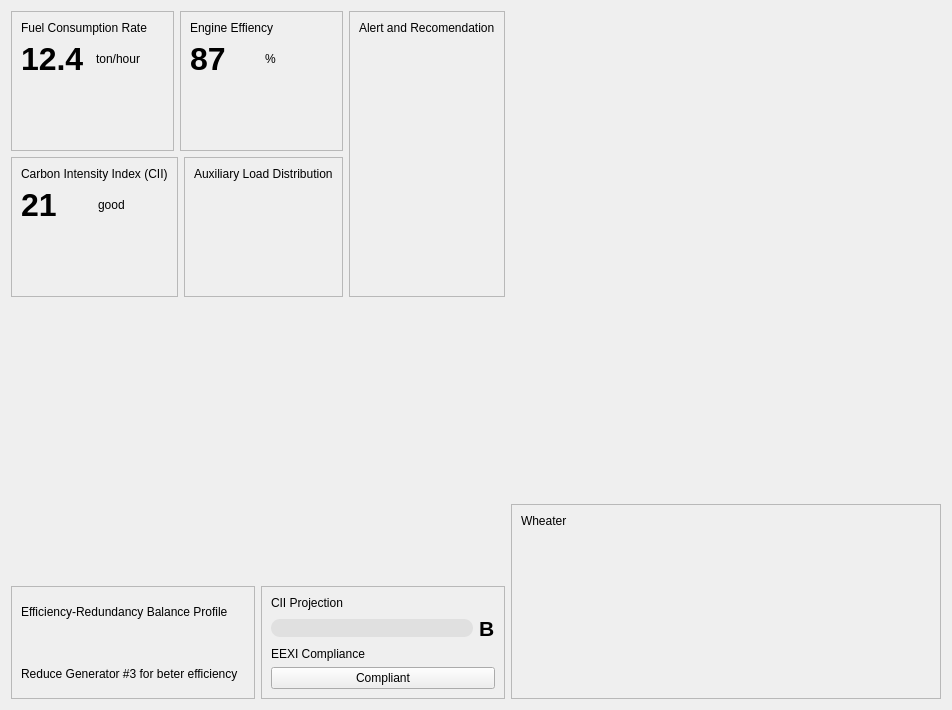
Old version of the form src/ui/Pages/DashboardPage.ui in the repository alviansm/S-Core.
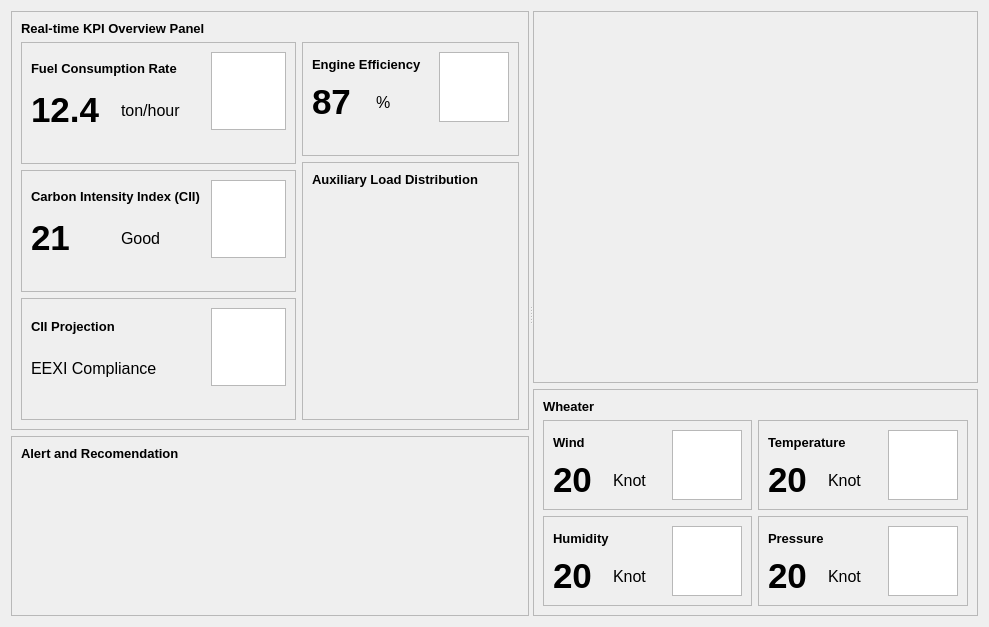
New version of the form.

What changed in the file:
```diff
--- a/src/ui/Pages/DashboardPage.ui
+++ b/src/ui/Pages/DashboardPage.ui
@@ -6,24 +6,47 @@
    <rect>
     <x>0</x>
     <y>0</y>
-    <width>952</width>
-    <height>710</height>
+    <width>989</width>
+    <height>627</height>
    </rect>
   </property>
   <property name="windowTitle">
    <string>Form</string>
   </property>
-  <layout class="QVBoxLayout" name="verticalLayout_13">
+  <layout class="QVBoxLayout" name="verticalLayout_31">
    <item>
-    <layout class="QHBoxLayout" name="horizontalLayout_9" stretch="6,10">
+    <widget class="QSplitter" name="splitter">
+     <property name="orientation">
+      <enum>Qt::Orientation::Horizontal</enum>
+     </property>
+     <widget class="QWidget" name="">
+      <layout class="QVBoxLayout" name="verticalLayout_29" stretch="7,3">
      <item>
-      <layout class="QVBoxLayout" name="verticalLayout_12">
+        <widget class="QFrame" name="frame_9">
+         <property name="frameShape">
+          <enum>QFrame::Shape::StyledPanel</enum>
+         </property>
+         <property name="frameShadow">
+          <enum>QFrame::Shadow::Raised</enum>
+         </property>
+         <layout class="QVBoxLayout" name="verticalLayout_6">
        <item>
-        <layout class="QHBoxLayout" name="horizontalLayout_7">
+           <widget class="QLabel" name="label_18">
+            <property name="font">
+             <font>
+              <pointsize>10</pointsize>
+              <bold>true</bold>
+             </font>
+            </property>
+            <property name="text">
+             <string>Real-time KPI Overview Panel</string>
+            </property>
+           </widget>
+          </item>
          <item>
-          <layout class="QVBoxLayout" name="verticalLayout_10">
+           <layout class="QHBoxLayout" name="horizontalLayout_2">
            <item>
-            <layout class="QHBoxLayout" name="horizontalLayout_5">
+             <layout class="QVBoxLayout" name="verticalLayout_2">
              <item>
               <widget class="QFrame" name="frame">
                <property name="frameShape">
@@ -32,9 +55,19 @@
                <property name="frameShadow">
                 <enum>QFrame::Shadow::Raised</enum>
                </property>
-               <layout class="QVBoxLayout" name="verticalLayout" stretch="0,1,4,0">
+                <layout class="QVBoxLayout" name="verticalLayout_11">
+                 <item>
+                  <layout class="QHBoxLayout" name="horizontalLayout_5" stretch="7,3">
+                   <item>
+                    <layout class="QVBoxLayout" name="verticalLayout">
                 <item>
                  <widget class="QLabel" name="label">
+                       <property name="font">
+                        <font>
+                         <pointsize>10</pointsize>
+                         <bold>true</bold>
+                        </font>
+                       </property>
                   <property name="text">
                    <string>Fuel Consumption Rate</string>
                   </property>
@@ -46,7 +79,7 @@
                    <widget class="QLabel" name="label_2">
                     <property name="font">
                      <font>
-                      <pointsize>24</pointsize>
+                           <pointsize>26</pointsize>
                       <bold>true</bold>
                      </font>
                     </property>
@@ -57,6 +90,11 @@
                   </item>
                   <item>
                    <widget class="QLabel" name="label_3">
+                         <property name="font">
+                          <font>
+                           <pointsize>12</pointsize>
+                          </font>
+                         </property>
                     <property name="text">
                      <string>ton/hour</string>
                     </property>
@@ -64,6 +102,15 @@
                   </item>
                  </layout>
                 </item>
+                    </layout>
+                   </item>
+                   <item>
+                    <widget class="QGraphicsView" name="graphicsViewFuel"/>
+                   </item>
+                  </layout>
+                 </item>
+                 <item>
+                  <layout class="QVBoxLayout" name="verticalLayout_10">
                 <item>
                  <widget class="QSlider" name="horizontalSlider">
                   <property name="styleSheet">
@@ -112,164 +159,53 @@
 }</string>
                   </property>
                   <property name="value">
-                   <number>70</number>
+                      <number>99</number>
                   </property>
                   <property name="orientation">
                    <enum>Qt::Orientation::Horizontal</enum>
                   </property>
                  </widget>
                 </item>
-                <item>
-                 <spacer name="verticalSpacer_4">
-                  <property name="orientation">
-                   <enum>Qt::Orientation::Vertical</enum>
-                  </property>
-                  <property name="sizeHint" stdset="0">
-                   <size>
-                    <width>20</width>
-                    <height>40</height>
-                   </size>
-                  </property>
-                 </spacer>
+                  </layout>
                 </item>
                </layout>
               </widget>
              </item>
              <item>
-              <widget class="QFrame" name="frame_2">
+               <widget class="QFrame" name="frame_11">
                <property name="frameShape">
                 <enum>QFrame::Shape::StyledPanel</enum>
                </property>
                <property name="frameShadow">
                 <enum>QFrame::Shadow::Raised</enum>
                </property>
-               <layout class="QVBoxLayout" name="verticalLayout_2" stretch="0,1,4,0">
+                <layout class="QVBoxLayout" name="verticalLayout_15">
                 <item>
-                 <widget class="QLabel" name="label_4">
-                  <property name="text">
-                   <string>Engine Effiency</string>
-                  </property>
-                 </widget>
-                </item>
+                  <layout class="QVBoxLayout" name="verticalLayout_16">
                 <item>
-                 <layout class="QHBoxLayout" name="horizontalLayout_2">
+                    <layout class="QHBoxLayout" name="horizontalLayout_10" stretch="7,3">
                   <item>
-                   <widget class="QLabel" name="label_5">
+                      <layout class="QVBoxLayout" name="verticalLayout_17">
+                       <item>
+                        <widget class="QLabel" name="label_22">
                     <property name="font">
                      <font>
-                      <pointsize>24</pointsize>
+                           <pointsize>10</pointsize>
                       <bold>true</bold>
                      </font>
                     </property>
-                    <property name="text">
-                     <string>87</string>
-                    </property>
-                   </widget>
-                  </item>
-                  <item>
-                   <widget class="QLabel" name="label_6">
-                    <property name="text">
-                     <string>%</string>
-                    </property>
-                   </widget>
-                  </item>
-                 </layout>
-                </item>
-                <item>
-                 <widget class="QSlider" name="horizontalSlider_2">
-                  <property name="styleSheet">
-                   <string notr="true">QSlider:horizontal {
-    height: 18px;
-    background: transparent;
-}
-
-QSlider::groove:horizontal {
-    height: 18px;
-    border-radius: 9px;
-    border: none;
-    background-color: transparent;
-}
-
-QSlider::sub-page:horizontal {
-    background: qlineargradient(x1:0, y1:0, x2:1, y2:0,
-                                stop:0 #FF9A8B, stop:1 #00B472);
-    border-radius: 9px;
-    height: 18px;
-    border: none;
-}
-
-QSlider::add-page:horizontal {
-    background: transparent;
-    border-radius: 9px;
-    height: 18px;
-    border: none;
-}
-
-QSlider::handle:horizontal {
-    width: 0px;
-    height: 0px;
-    background: transparent;
-    border: none;
-    margin: 0px 0px;
-}
-
-/* Kondisi saat nilai slider adalah 0 */
-QSlider:horizontal[value=&quot;0&quot;]::sub-page {
-    background: transparent;
-    border: none;
-}</string>
-                  </property>
-                  <property name="value">
-                   <number>87</number>
-                  </property>
-                  <property name="orientation">
-                   <enum>Qt::Orientation::Horizontal</enum>
-                  </property>
-                 </widget>
-                </item>
-                <item>
-                 <spacer name="verticalSpacer_3">
-                  <property name="orientation">
-                   <enum>Qt::Orientation::Vertical</enum>
-                  </property>
-                  <property name="sizeHint" stdset="0">
-                   <size>
-                    <width>20</width>
-                    <height>40</height>
-                   </size>
-                  </property>
-                 </spacer>
-                </item>
-               </layout>
-              </widget>
-             </item>
-            </layout>
-           </item>
-           <item>
-            <layout class="QHBoxLayout" name="horizontalLayout_6">
-             <item>
-              <widget class="QFrame" name="frame_4">
-               <property name="frameShape">
-                <enum>QFrame::Shape::StyledPanel</enum>
-               </property>
-               <property name="frameShadow">
-                <enum>QFrame::Shadow::Raised</enum>
-               </property>
-               <layout class="QVBoxLayout" name="verticalLayout_4">
-                <item>
-                 <widget class="QLabel" name="label_8">
                   <property name="text">
                    <string>Carbon Intensity Index (CII)</string>
                   </property>
                  </widget>
                 </item>
                 <item>
-                 <layout class="QHBoxLayout" name="horizontalLayout_3">
+                        <layout class="QHBoxLayout" name="horizontalLayout_11">
                   <item>
-                   <widget class="QLabel" name="label_9">
+                          <widget class="QLabel" name="label_23">
                     <property name="font">
                      <font>
-                      <pointsize>24</pointsize>
+                             <pointsize>26</pointsize>
                       <bold>true</bold>
                      </font>
                     </property>
@@ -279,18 +215,31 @@
                    </widget>
                   </item>
                   <item>
-                   <widget class="QLabel" name="label_10">
+                          <widget class="QLabel" name="label_24">
+                           <property name="font">
+                            <font>
+                             <pointsize>12</pointsize>
+                            </font>
+                           </property>
                     <property name="text">
-                     <string>good</string>
+                            <string>Good</string>
                     </property>
                    </widget>
                   </item>
                  </layout>
                 </item>
+                      </layout>
+                     </item>
                 <item>
-                 <widget class="QSlider" name="horizontalSlider_3">
+                      <widget class="QGraphicsView" name="graphicsViewCII"/>
+                     </item>
+                    </layout>
+                   </item>
+                   <item>
+                    <widget class="QSlider" name="horizontalSlider_7">
                   <property name="styleSheet">
-                   <string notr="true">QSlider:horizontal {
+                      <string notr="true">
+QSlider:horizontal {
     height: 18px;
     background: transparent;
 }
@@ -299,21 +248,17 @@
     height: 18px;
     border-radius: 9px;
     border: none;
-    /* Anda bisa tambahkan warna latar belakang untuk bagian yang belum terisi */
-    background-color:transparent;
 }
 
 QSlider::sub-page:horizontal {
     background: qlineargradient(x1:0, y1:0, x2:1, y2:0,
-                                stop:0 #2AF598, stop:1 #009EFD);
+                               stop:0 #4CAF50, stop:1 #45a049);
     border-radius: 9px;
     height: 18px;
     border: none;
 }
 
 QSlider::add-page:horizontal {
-    /* Bagian ini sudah di-handle oleh background-color di groove */
-    background: transparent;
     border-radius: 9px;
     height: 18px;
     border: none;
@@ -327,7 +272,6 @@
     margin: 0px 0px;
 }
 
-/* Kondisi saat nilai slider adalah 0, tidak perlu diubah */
 QSlider:horizontal[value=&quot;0&quot;]::sub-page {
     background: transparent;
     border: none;
@@ -339,25 +283,253 @@
 }</string>
                   </property>
                   <property name="value">
-                   <number>70</number>
+                      <number>99</number>
                   </property>
                   <property name="orientation">
                    <enum>Qt::Orientation::Horizontal</enum>
                   </property>
                  </widget>
                 </item>
+                  </layout>
+                 </item>
+                </layout>
+               </widget>
+              </item>
                 <item>
-                 <spacer name="verticalSpacer_2">
+               <widget class="QFrame" name="frame_12">
+                <property name="frameShape">
+                 <enum>QFrame::Shape::StyledPanel</enum>
+                </property>
+                <property name="frameShadow">
+                 <enum>QFrame::Shadow::Raised</enum>
+                </property>
+                <layout class="QVBoxLayout" name="verticalLayout_18">
+                 <item>
+                  <layout class="QVBoxLayout" name="verticalLayout_19">
+                   <item>
+                    <layout class="QHBoxLayout" name="horizontalLayout_12" stretch="7,3">
+                     <item>
+                      <layout class="QVBoxLayout" name="verticalLayout_20">
+                       <item>
+                        <widget class="QLabel" name="label_25">
+                         <property name="font">
+                          <font>
+                           <pointsize>10</pointsize>
+                           <bold>true</bold>
+                          </font>
+                         </property>
+                         <property name="text">
+                          <string>CII Projection</string>
+                         </property>
+                        </widget>
+                       </item>
+                       <item>
+                        <layout class="QHBoxLayout" name="horizontalLayout_13">
+                         <item>
+                          <widget class="QLabel" name="label_27">
+                           <property name="font">
+                            <font>
+                             <pointsize>12</pointsize>
+                            </font>
+                           </property>
+                           <property name="text">
+                            <string>EEXI Compliance</string>
+                           </property>
+                          </widget>
+                         </item>
+                        </layout>
+                       </item>
+                      </layout>
+                     </item>
+                     <item>
+                      <widget class="QGraphicsView" name="graphicsViewCIIProjection"/>
+                     </item>
+                    </layout>
+                   </item>
+                   <item>
+                    <widget class="QSlider" name="horizontalSlider_8">
+                     <property name="styleSheet">
+                      <string notr="true">
+QSlider:horizontal {
+    height: 18px;
+    background: transparent;
+}
+
+QSlider::groove:horizontal {
+    height: 18px;
+    border-radius: 9px;
+    border: none;
+}
+
+QSlider::sub-page:horizontal {
+    background: qlineargradient(x1:0, y1:0, x2:1, y2:0,
+                               stop:0 #4CAF50, stop:1 #45a049);
+    border-radius: 9px;
+    height: 18px;
+    border: none;
+}
+
+QSlider::add-page:horizontal {
+    border-radius: 9px;
+    height: 18px;
+    border: none;
+}
+
+QSlider::handle:horizontal {
+    width: 0px;
+    height: 0px;
+    background: transparent;
+    border: none;
+    margin: 0px 0px;
+}
+
+QSlider:horizontal[value=&quot;0&quot;]::sub-page {
+    background: transparent;
+    border: none;
+}
+
+QSlider:horizontal[value=&quot;0&quot;]::add-page {
+    border-radius: 9px;
+    border: none;
+}</string>
+                     </property>
+                     <property name="value">
+                      <number>99</number>
+                     </property>
                   <property name="orientation">
-                   <enum>Qt::Orientation::Vertical</enum>
-                  </property>
-                  <property name="sizeHint" stdset="0">
-                   <size>
-                    <width>20</width>
-                    <height>40</height>
-                   </size>
-                  </property>
-                 </spacer>
+                      <enum>Qt::Orientation::Horizontal</enum>
+                     </property>
+                    </widget>
+                   </item>
+                  </layout>
+                 </item>
+                </layout>
+               </widget>
+              </item>
+             </layout>
+            </item>
+            <item>
+             <layout class="QVBoxLayout" name="verticalLayout_4" stretch="3,7">
+              <item>
+               <widget class="QFrame" name="frame_10">
+                <property name="frameShape">
+                 <enum>QFrame::Shape::StyledPanel</enum>
+                </property>
+                <property name="frameShadow">
+                 <enum>QFrame::Shadow::Raised</enum>
+                </property>
+                <layout class="QVBoxLayout" name="verticalLayout_12">
+                 <item>
+                  <layout class="QVBoxLayout" name="verticalLayout_13">
+                   <item>
+                    <layout class="QHBoxLayout" name="horizontalLayout_7" stretch="7,3">
+                     <item>
+                      <layout class="QVBoxLayout" name="verticalLayout_14">
+                       <item>
+                        <widget class="QLabel" name="label_19">
+                         <property name="font">
+                          <font>
+                           <pointsize>10</pointsize>
+                           <bold>true</bold>
+                          </font>
+                         </property>
+                         <property name="text">
+                          <string>Engine Efficiency</string>
+                         </property>
+                        </widget>
+                       </item>
+                       <item>
+                        <layout class="QHBoxLayout" name="horizontalLayout_9">
+                         <item>
+                          <widget class="QLabel" name="label_20">
+                           <property name="font">
+                            <font>
+                             <pointsize>26</pointsize>
+                             <bold>true</bold>
+                            </font>
+                           </property>
+                           <property name="text">
+                            <string>87</string>
+                           </property>
+                          </widget>
+                         </item>
+                         <item>
+                          <widget class="QLabel" name="label_21">
+                           <property name="font">
+                            <font>
+                             <pointsize>12</pointsize>
+                            </font>
+                           </property>
+                           <property name="text">
+                            <string>%</string>
+                           </property>
+                          </widget>
+                         </item>
+                        </layout>
+                       </item>
+                      </layout>
+                     </item>
+                     <item>
+                      <widget class="QGraphicsView" name="graphicsViewEngine"/>
+                     </item>
+                    </layout>
+                   </item>
+                   <item>
+                    <widget class="QSlider" name="horizontalSlider_6">
+                     <property name="styleSheet">
+                      <string notr="true">
+QSlider:horizontal {
+    height: 18px;
+    background: transparent;
+}
+
+QSlider::groove:horizontal {
+    height: 18px;
+    border-radius: 9px;
+    border: none;
+}
+
+QSlider::sub-page:horizontal {
+    background: qlineargradient(x1:0, y1:0, x2:1, y2:0,
+                               stop:0 #4CAF50, stop:1 #45a049);
+    border-radius: 9px;
+    height: 18px;
+    border: none;
+}
+
+QSlider::add-page:horizontal {
+    border-radius: 9px;
+    height: 18px;
+    border: none;
+}
+
+QSlider::handle:horizontal {
+    width: 0px;
+    height: 0px;
+    background: transparent;
+    border: none;
+    margin: 0px 0px;
+}
+
+QSlider:horizontal[value=&quot;0&quot;]::sub-page {
+    background: transparent;
+    border: none;
+}
+
+QSlider:horizontal[value=&quot;0&quot;]::add-page {
+    border-radius: 9px;
+    border: none;
+}</string>
+                     </property>
+                     <property name="value">
+                      <number>99</number>
+                     </property>
+                     <property name="orientation">
+                      <enum>Qt::Orientation::Horizontal</enum>
+                     </property>
+                    </widget>
+                   </item>
+                  </layout>
                 </item>
                </layout>
               </widget>
@@ -373,6 +545,12 @@
                <layout class="QVBoxLayout" name="verticalLayout_3" stretch="0,12">
                 <item>
                  <widget class="QLabel" name="label_7">
+                   <property name="font">
+                    <font>
+                     <pointsize>10</pointsize>
+                     <bold>true</bold>
+                    </font>
+                   </property>
                   <property name="text">
                    <string>Auxiliary Load Distribution</string>
                   </property>
@@ -388,8 +566,9 @@
            </item>
           </layout>
          </item>
-         <item>
-          <layout class="QVBoxLayout" name="verticalLayout_11">
+         </layout>
+        </widget>
+       </item>
            <item>
             <widget class="QFrame" name="frame_6">
              <property name="frameShape">
@@ -401,6 +580,12 @@
              <layout class="QVBoxLayout" name="verticalLayout_7" stretch="0,12">
               <item>
                <widget class="QLabel" name="label_16">
+            <property name="font">
+             <font>
+              <pointsize>10</pointsize>
+              <bold>true</bold>
+             </font>
+            </property>
                 <property name="text">
                  <string>Alert and Recomendation</string>
                 </property>
@@ -413,257 +598,324 @@
             </widget>
            </item>
           </layout>
-         </item>
-        </layout>
+     </widget>
+     <widget class="QWidget" name="">
+      <layout class="QVBoxLayout" name="verticalLayout_30" stretch="7,3">
+       <item>
+        <widget class="QFrame" name="frame_13">
+         <property name="frameShape">
+          <enum>QFrame::Shape::StyledPanel</enum>
+         </property>
+         <property name="frameShadow">
+          <enum>QFrame::Shadow::Raised</enum>
+         </property>
+         <layout class="QVBoxLayout" name="verticalLayout_5">
+          <item>
+           <widget class="QWidget" name="widgetMap" native="true"/>
+          </item>
+         </layout>
+        </widget>
        </item>
        <item>
-        <spacer name="verticalSpacer">
-         <property name="orientation">
-          <enum>Qt::Orientation::Vertical</enum>
+        <widget class="QFrame" name="frame_8">
+         <property name="frameShape">
+          <enum>QFrame::Shape::StyledPanel</enum>
          </property>
-         <property name="sizeHint" stdset="0">
-          <size>
-           <width>20</width>
-           <height>40</height>
-          </size>
+         <property name="frameShadow">
+          <enum>QFrame::Shadow::Raised</enum>
          </property>
-        </spacer>
+         <layout class="QVBoxLayout" name="verticalLayout_9" stretch="0,0">
+          <item>
+           <widget class="QLabel" name="label_17">
+            <property name="font">
+             <font>
+              <pointsize>10</pointsize>
+              <bold>true</bold>
+             </font>
+            </property>
+            <property name="text">
+             <string>Wheater</string>
+            </property>
+           </widget>
        </item>
        <item>
-        <layout class="QHBoxLayout" name="horizontalLayout_8">
+           <layout class="QVBoxLayout" name="verticalLayout_28">
          <item>
-          <widget class="QFrame" name="frame_5">
+             <layout class="QHBoxLayout" name="horizontalLayout_18">
+              <item>
+               <widget class="QFrame" name="frame_2">
            <property name="frameShape">
             <enum>QFrame::Shape::StyledPanel</enum>
            </property>
            <property name="frameShadow">
             <enum>QFrame::Shadow::Raised</enum>
            </property>
+                <layout class="QVBoxLayout" name="verticalLayout_21">
+                 <item>
+                  <layout class="QHBoxLayout" name="horizontalLayout_6" stretch="7,3">
+                   <item>
            <layout class="QVBoxLayout" name="verticalLayout_8">
             <item>
-             <widget class="QLabel" name="label_11">
+                      <widget class="QLabel" name="label_4">
+                       <property name="font">
+                        <font>
+                         <pointsize>10</pointsize>
+                         <bold>true</bold>
+                        </font>
+                       </property>
               <property name="text">
-               <string>Efficiency-Redundancy Balance Profile</string>
+                        <string>Wind</string>
               </property>
              </widget>
             </item>
             <item>
-             <widget class="QSlider" name="horizontalSlider_4">
-              <property name="styleSheet">
-               <string notr="true">QSlider:horizontal {
-    height: 18px;
-    background: transparent;
-}
-
-QSlider::groove:horizontal {
-    height: 18px;
-    border-radius: 9px;
-    border: none;
-    /* Kita biarkan groove transparan atau set ke warna background utama jika ada */
-    background: transparent;
-}
-
-QSlider::sub-page:horizontal {
-    /* Gradasi Hijau Kebiruan (Teal) untuk bagian yang terisi */
-    background: qlineargradient(x1:0, y1:0, x2:1, y2:0,
-                                stop:0 #1dd1a1, stop:1 #48dbfb); /* Contoh dari hijau mint ke biru langit */
-    border-radius: 9px;
-    height: 18px;
-    border: none;
-}
-
-QSlider::add-page:horizontal {
-    /* Gradasi Oranye untuk bagian yang belum terisi */
-    background: qlineargradient(x1:0, y1:0, x2:1, y2:0,
-                                stop:0 #FFA07A, stop:1 #FFD700); /* Contoh dari LightSalmon ke Gold */
-    border-radius: 9px;
-    height: 18px;
-    border: none;
-}
-
-QSlider::handle:horizontal {
-    width: 0px; /* Sembunyikan handle */
-    height: 0px;
-    background: transparent;
-    border: none;
-    margin: 0px 0px;
-}
-
-/* Penting: Ketika nilai slider 0, sub-page harus transparan, dan add-page akan terlihat penuh */
-QSlider:horizontal[value=&quot;0&quot;]::sub-page {
-    background: transparent;
-    border: none;
-}
-
-/* Ketika nilai slider 0, pastikan add-page terlihat penuh dengan gradasi oranye */
-QSlider:horizontal[value=&quot;0&quot;]::add-page {
-    background: qlineargradient(x1:0, y1:0, x2:1, y2:0,
-                                stop:0 #FFA07A, stop:1 #FFD700); /* Sama dengan add-page biasa */
-    border-radius: 9px;
-    border: none;
-}</string>
-              </property>
-              <property name="value">
-               <number>99</number>
-              </property>
-              <property name="orientation">
-               <enum>Qt::Orientation::Horizontal</enum>
-              </property>
+                      <layout class="QHBoxLayout" name="horizontalLayout_3">
+                       <item>
+                        <widget class="QLabel" name="label_5">
+                         <property name="font">
+                          <font>
+                           <pointsize>26</pointsize>
+                           <bold>true</bold>
+                          </font>
+                         </property>
+                         <property name="text">
+                          <string>20</string>
+                         </property>
              </widget>
             </item>
             <item>
-             <widget class="QLabel" name="label_12">
+                        <widget class="QLabel" name="label_6">
+                         <property name="font">
+                          <font>
+                           <pointsize>12</pointsize>
+                          </font>
+                         </property>
               <property name="text">
-               <string>Reduce Generator #3 for beter efficiency</string>
+                          <string>Knot</string>
               </property>
              </widget>
             </item>
            </layout>
+                     </item>
+                    </layout>
+                   </item>
+                   <item>
+                    <widget class="QGraphicsView" name="graphicsViewWind"/>
+                   </item>
+                  </layout>
+                 </item>
+                </layout>
           </widget>
          </item>
          <item>
-          <widget class="QFrame" name="frame_7">
+               <widget class="QFrame" name="frame_4">
            <property name="frameShape">
             <enum>QFrame::Shape::StyledPanel</enum>
            </property>
            <property name="frameShadow">
             <enum>QFrame::Shadow::Raised</enum>
            </property>
-           <layout class="QVBoxLayout" name="verticalLayout_6">
+                <layout class="QVBoxLayout" name="verticalLayout_22">
             <item>
-             <widget class="QLabel" name="label_13">
+                  <layout class="QHBoxLayout" name="horizontalLayout_8" stretch="7,3">
+                   <item>
+                    <layout class="QVBoxLayout" name="verticalLayout_23">
+                     <item>
+                      <widget class="QLabel" name="label_8">
+                       <property name="font">
+                        <font>
+                         <pointsize>10</pointsize>
+                         <bold>true</bold>
+                        </font>
+                       </property>
               <property name="text">
-               <string>CII Projection</string>
+                        <string>Temperature</string>
               </property>
              </widget>
             </item>
             <item>
              <layout class="QHBoxLayout" name="horizontalLayout_4">
               <item>
-               <widget class="QSlider" name="horizontalSlider_5">
-                <property name="styleSheet">
-                 <string notr="true">QSlider:horizontal {
-    height: 18px;
-    background: transparent;
-}
-
-QSlider::groove:horizontal {
-    height: 18px;
-    border-radius: 9px;
-    border: none;
-    /* Anda bisa tambahkan warna latar belakang untuk bagian yang belum terisi */
-    background-color: #e0e0e0;
-}
-
-QSlider::sub-page:horizontal {
-    background: qlineargradient(x1:0, y1:0, x2:1, y2:0,
-                                stop:0 #2AF598, stop:1 #009EFD);
-    border-radius: 9px;
-    height: 18px;
-    border: none;
-}
-
-QSlider::add-page:horizontal {
-    /* Bagian ini sudah di-handle oleh background-color di groove */
-    background: transparent;
-    border-radius: 9px;
-    height: 18px;
-    border: none;
-}
-
-QSlider::handle:horizontal {
-    width: 0px;
-    height: 0px;
-    background: transparent;
-    border: none;
-    margin: 0px 0px;
-}
-
-/* Kondisi saat nilai slider adalah 0, tidak perlu diubah */
-QSlider:horizontal[value=&quot;0&quot;]::sub-page {
-    background: transparent;
-    border: none;
-}
-
-QSlider:horizontal[value=&quot;0&quot;]::add-page {
-    border-radius: 9px;
-    border: none;
-}</string>
-                </property>
-                <property name="value">
-                 <number>99</number>
-                </property>
-                <property name="orientation">
-                 <enum>Qt::Orientation::Horizontal</enum>
-                </property>
-               </widget>
-              </item>
+                        <widget class="QLabel" name="label_9">
+                         <property name="font">
+                          <font>
+                           <pointsize>26</pointsize>
+                           <bold>true</bold>
+                          </font>
+                         </property>
+                         <property name="text">
+                          <string>20</string>
+                         </property>
+                        </widget>
+                       </item>
+                       <item>
+                        <widget class="QLabel" name="label_10">
+                         <property name="font">
+                          <font>
+                           <pointsize>12</pointsize>
+                          </font>
+                         </property>
+                         <property name="text">
+                          <string>Knot</string>
+                         </property>
+                        </widget>
+                       </item>
+                      </layout>
+                     </item>
+                    </layout>
+                   </item>
+                   <item>
+                    <widget class="QGraphicsView" name="graphicsViewTemperature"/>
+                   </item>
+                  </layout>
+                 </item>
+                </layout>
+               </widget>
+              </item>
+             </layout>
+            </item>
+            <item>
+             <layout class="QHBoxLayout" name="horizontalLayout_19">
+              <item>
+               <widget class="QFrame" name="frame_7">
+                <property name="frameShape">
+                 <enum>QFrame::Shape::StyledPanel</enum>
+                </property>
+                <property name="frameShadow">
+                 <enum>QFrame::Shadow::Raised</enum>
+                </property>
+                <layout class="QVBoxLayout" name="verticalLayout_26">
+                 <item>
+                  <layout class="QHBoxLayout" name="horizontalLayout_16" stretch="7,3">
+                   <item>
+                    <layout class="QVBoxLayout" name="verticalLayout_27">
               <item>
                <widget class="QLabel" name="label_14">
                 <property name="font">
                  <font>
-                  <pointsize>16</pointsize>
+                         <pointsize>10</pointsize>
                   <bold>true</bold>
                  </font>
                 </property>
                 <property name="text">
-                 <string>B</string>
+                        <string>Humidity</string>
                 </property>
                </widget>
               </item>
-             </layout>
-            </item>
+                     <item>
+                      <layout class="QHBoxLayout" name="horizontalLayout_17">
             <item>
              <widget class="QLabel" name="label_15">
+                         <property name="font">
+                          <font>
+                           <pointsize>26</pointsize>
+                           <bold>true</bold>
+                          </font>
+                         </property>
               <property name="text">
-               <string>EEXI Compliance</string>
+                          <string>20</string>
               </property>
              </widget>
             </item>
             <item>
-             <widget class="QPushButton" name="pushButton">
+                        <widget class="QLabel" name="label_26">
+                         <property name="font">
+                          <font>
+                           <pointsize>12</pointsize>
+                          </font>
+                         </property>
               <property name="text">
-               <string>Compliant</string>
+                          <string>Knot</string>
               </property>
              </widget>
             </item>
            </layout>
-          </widget>
          </item>
         </layout>
        </item>
-      </layout>
-     </item>
-     <item>
-      <layout class="QVBoxLayout" name="verticalLayout_5" stretch="10,4">
-       <item>
-        <widget class="QWidget" name="widget" native="true"/>
+                   <item>
+                    <widget class="QGraphicsView" name="graphicsViewHumidity"/>
+                   </item>
+                  </layout>
+                 </item>
+                </layout>
+               </widget>
        </item>
        <item>
-        <widget class="QFrame" name="frame_8">
+               <widget class="QFrame" name="frame_5">
          <property name="frameShape">
           <enum>QFrame::Shape::StyledPanel</enum>
          </property>
          <property name="frameShadow">
           <enum>QFrame::Shadow::Raised</enum>
          </property>
-         <layout class="QVBoxLayout" name="verticalLayout_9" stretch="0,12">
+                <layout class="QVBoxLayout" name="verticalLayout_24">
           <item>
-           <widget class="QLabel" name="label_17">
+                  <layout class="QHBoxLayout" name="horizontalLayout_14" stretch="7,3">
+                   <item>
+                    <layout class="QVBoxLayout" name="verticalLayout_25">
+                     <item>
+                      <widget class="QLabel" name="label_11">
+                       <property name="font">
+                        <font>
+                         <pointsize>10</pointsize>
+                         <bold>true</bold>
+                        </font>
+                       </property>
             <property name="text">
-             <string>Wheater</string>
+                        <string>Pressure</string>
             </property>
            </widget>
           </item>
           <item>
-           <widget class="QWidget" name="widget_4" native="true"/>
-          </item>
-         </layout>
+                      <layout class="QHBoxLayout" name="horizontalLayout_15">
+                       <item>
+                        <widget class="QLabel" name="label_12">
+                         <property name="font">
+                          <font>
+                           <pointsize>26</pointsize>
+                           <bold>true</bold>
+                          </font>
+                         </property>
+                         <property name="text">
+                          <string>20</string>
+                         </property>
+                        </widget>
+                       </item>
+                       <item>
+                        <widget class="QLabel" name="label_13">
+                         <property name="font">
+                          <font>
+                           <pointsize>12</pointsize>
+                          </font>
+                         </property>
+                         <property name="text">
+                          <string>Knot</string>
+                         </property>
+                        </widget>
+                       </item>
+                      </layout>
+                     </item>
+                    </layout>
+                   </item>
+                   <item>
+                    <widget class="QGraphicsView" name="graphicsViewPressure"/>
+                   </item>
+                  </layout>
+                 </item>
+                </layout>
         </widget>
        </item>
       </layout>
      </item>
     </layout>
+          </item>
+         </layout>
+        </widget>
+       </item>
+      </layout>
+     </widget>
+    </widget>
    </item>
   </layout>
  </widget>
```
Lines whose indentation alone changed are shown as unchanged.
